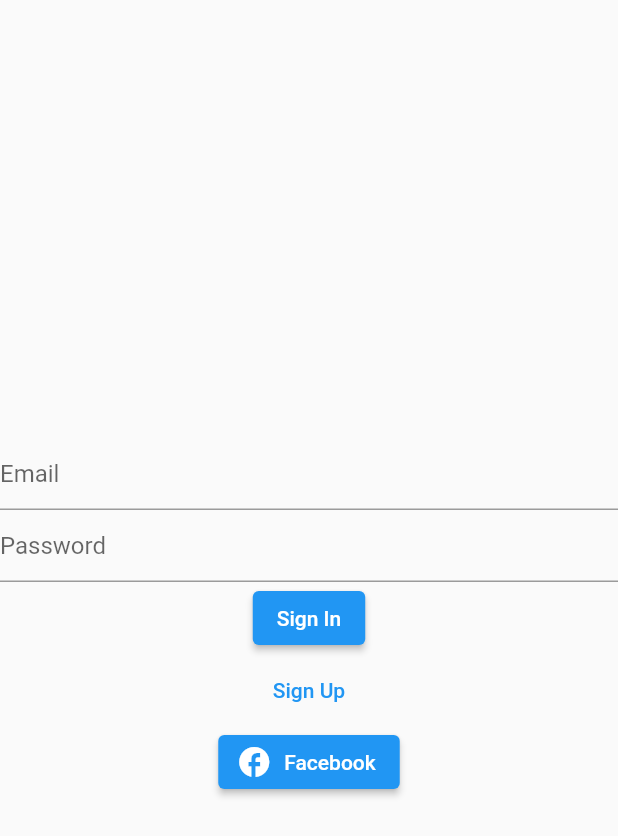
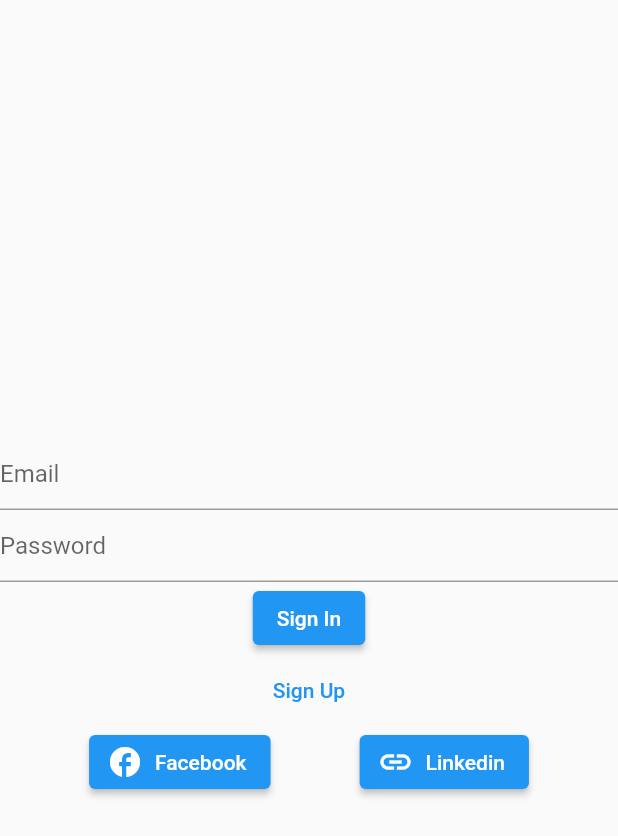
Before and after one commit to MamikonP/scale3c, a Flutter app: the screen it shows after launch, on a phone screen of 412 x 824 dp. Shown: the top 836 px of the screen. Run offline on Flutter 3.47's test engine with Material 2 defaults, Android fonts, the light colour scheme and no system bars; our stand-ins replace firebase_auth, firebase_core, get_it, go_router; missing offline and left inert: flutter_facebook_auth, linkedin_login; accounts and stored records are empty.

Commit message:
Implemented linkedin sign in

```diff
--- /dev/null
+++ b/scale3c/lib/shared/constants.dart
@@ -0,0 +1,3 @@
+const String linkedinClientId = '86i6c5sjc13x7b';
+const String linkedinClientSecret = 'iOr60HJ7Dt31asm2';
+const String linkedinRedirectUri = 'http://localhost/';
--- a/scale3c/lib/shared/navigation/route_name.dart
+++ b/scale3c/lib/shared/navigation/route_name.dart
@@ -2,4 +2,5 @@ abstract class RouteName {
   static const String root = '/';
   static const String signIn = '/sign-in';
   static const String signUp = '/sign-up';
+  static const String linkedinAuth = '/linkedin-auth';
 }
--- a/scale3c/lib/shared/navigation/routes.dart
+++ b/scale3c/lib/shared/navigation/routes.dart
@@ -1,12 +1,14 @@
 import 'package:flutter/material.dart';
 import 'package:get_it/get_it.dart';
 import 'package:go_router/go_router.dart';
+import 'package:linkedin_login/linkedin_login.dart';
 import '../../domain/usecases/email_sigin_firebase/email_signin_firebase.dart';
 import '../../domain/usecases/email_signup_firebase/email_sign_up_firebase.dart';
 import '../../domain/usecases/facebook_sigin_in_firebase/facebook_sigin_firebase.dart';
 import '../../domain/usecases/firebase_sign_out/firebase_sign_out.dart';
 import '../../view/pages/sign_in/sign_in_page.dart';
 import '../../view/pages/sign_up/sign_up_page.dart';
+import '../../view/widgets/linkedin.dart';
 import 'route_name.dart';
 
 final GetIt _it = GetIt.instance;
@@ -35,5 +37,10 @@ GoRouter router = GoRouter(
         emailSignupFirebaseUseCase: _it.get<EmailSignupFirebaseUseCase>(),
       ),
     ),
+    GoRoute(
+      path: RouteName.linkedinAuth,
+      builder: (BuildContext context, GoRouterState state) =>
+          const Linkedin()
+    )
   ],
 );
--- a/scale3c/lib/view/pages/sign_in/sign_in_content.dart
+++ b/scale3c/lib/view/pages/sign_in/sign_in_content.dart
@@ -47,6 +47,11 @@ class SignInContent extends StatelessWidget with AuthControllerMixin {
               onPressed: facebookSiginFirebaseUseCase,
               icon: const Icon(Icons.facebook),
               label: const Text('Facebook'),
+            ),
+            ElevatedButton.icon(
+              onPressed: () => context.push(RouteName.linkedinAuth),
+              icon: const Icon(Icons.link),
+              label: const Text('Linkedin'),
             )
           ],
         )
--- a/scale3c/pubspec.yaml
+++ b/scale3c/pubspec.yaml
@@ -15,6 +15,7 @@ dependencies:
   firebase_core: ^2.7.0
   firebase_auth: ^4.2.9
   flutter_facebook_auth: ^5.0.8
+  linkedin_login: ^2.2.1
   get_it: ^7.2.0
   go_router: ^6.2.0
 
```
Also changed, not shown: scale3c/lib/view/widgets/linkedin.dart (added, +29 -0 lines), scale3c/pubspec.lock, 1 other file.
